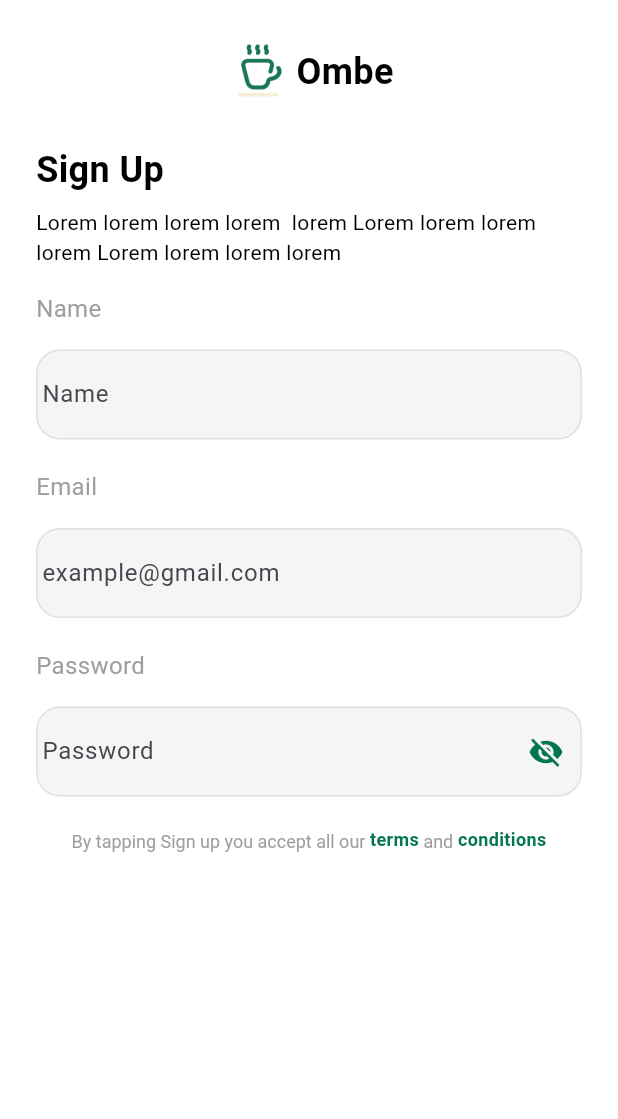
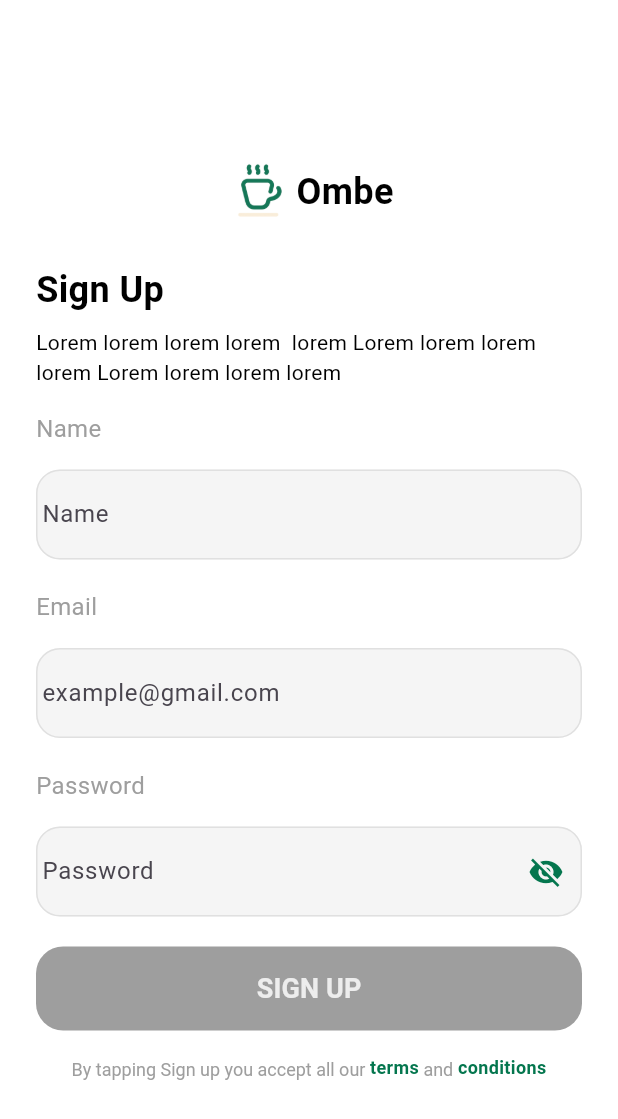
Before and after one commit to abdullahbaspinar/coffe_app, a Flutter app: the SignUpPage screen opened directly, on a phone screen of 412 x 824 dp. Shown: the top 1119 px of the screen. Run offline on Flutter 3.47's test engine with Material 3 defaults, Android fonts, the light colour scheme and no system bars; our stand-ins replace flutter_svg.

Commit message:
sign up button spacer kaldırıldı

```diff
--- a/lib/main.dart
+++ b/lib/main.dart
@@ -25,7 +25,7 @@ class MyApp extends StatelessWidget {
 
         colorScheme: .fromSeed(seedColor: Colors.deepPurple),
       ),
-      home: const SignInPage(),
+      home: const SplashScreen(),
     );
   }
 }
--- a/lib/view/auth/sign_up_page.dart
+++ b/lib/view/auth/sign_up_page.dart
@@ -68,10 +68,11 @@ class _SignUpPageState extends State<SignUpPage> {
               SizedBox(height: 16),
               _buildSignUpPasswordField,
               SizedBox(height: 20),
+              _buildSignUpButton,
+              SizedBox(height: 16),
               _buildSignUpTermsText,
-              SizedBox(height: 16),
 
-              Spacer(),
+
             ],
           ),
         ),
```
